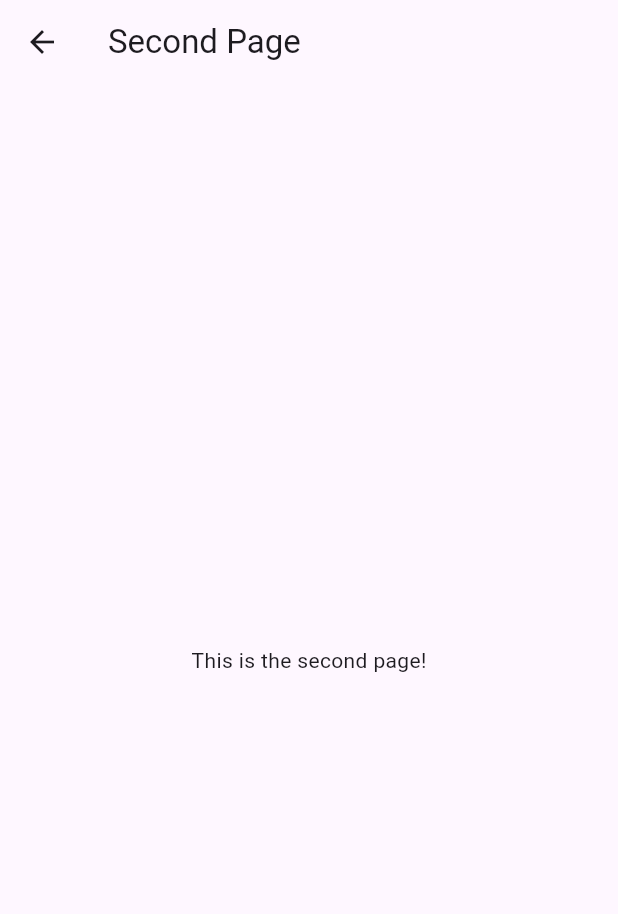
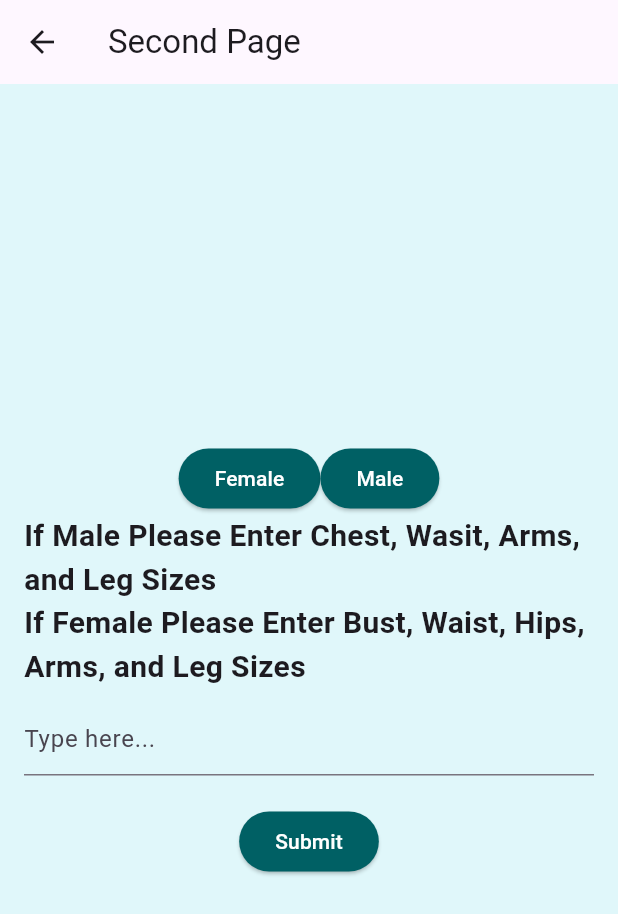
Before and after one commit to sipneat/winter-challenge-2023, a Flutter app: the screen it shows after launch, after a tap on "Continue", on a phone screen of 412 x 824 dp. Shown: the top 914 px of the screen. Run offline on Flutter 3.47's test engine with Material 3 defaults, Android fonts, the phone set to English and light mode, and no system bars; generated files the repository leaves out were written again; network calls fail.

Commit message:
second page info and color change

```diff
--- a/frontend/fashion_app/lib/main.dart
+++ b/frontend/fashion_app/lib/main.dart
@@ -12,7 +12,7 @@ class MyApp extends StatelessWidget {
   @override
   Widget build(BuildContext context) {
     return MaterialApp(
-      title: 'Cool UI Example',
+      title: 'Name of App',
       theme: ThemeData(
         primarySwatch: Colors.blue,
         visualDensity: VisualDensity.adaptivePlatformDensity,
@@ -27,20 +27,21 @@ class MyHomePage extends StatelessWidget {
   Widget build(BuildContext context) {
     return Scaffold(
       appBar: AppBar(
-        title: Text('Cool UI Example'),
+        title: Text('Name of App'),
       ),
+      backgroundColor: Colors.cyan.shade50,
       body: Center(
         child: Column(
           mainAxisAlignment: MainAxisAlignment.center,
           children: <Widget>[
             CircleAvatar(
-              radius: 50.0,
+              radius: 80.0,
               backgroundImage: NetworkImage(
-                'https://cdn.tophatch.com/media/filer_public_thumbnails/filer_public/9c/25/9c25bddc-005e-4c11-8926-9f28b1d10337/emilykeller_concepts1-colorsketches.jpg__992x992_q85_subsampling-2.jpg'),
+                'https://t4.ftcdn.net/jpg/01/41/72/83/360_F_141728316_rqGLy0W6NJ4KuG0s3bRsNFO5Ot6M6Kuo.jpg'),
             ),
             SizedBox(height: 20.0),
             Text(
-              'John Doe',
+              'User Name?',
               style: TextStyle(
                 fontSize: 24.0,
                 fontWeight: FontWeight.bold,
@@ -48,10 +49,10 @@ class MyHomePage extends StatelessWidget {
             ),
             SizedBox(height: 10.0),
             Text(
-              'Flutter Enthusiast',
+              'Other Stuff',
               style: TextStyle(
                 fontSize: 16.0,
-                color: Colors.grey,
+                color: Colors.cyan.shade900,
               ),
             ),
             SizedBox(height: 20.0),
@@ -62,7 +63,11 @@ class MyHomePage extends StatelessWidget {
                   MaterialPageRoute(builder: (context) => SecondPage()),
                 );
               },
-              child: Text('Continue'),
+              style: ElevatedButton.styleFrom(
+                primary: Colors.cyan.shade900,
+                onPrimary: Colors.white,
+              ),
+              child: Text('Continue', style: TextStyle(color: Colors.white)),
             ),
           ],
         ),
@@ -73,14 +78,79 @@ class MyHomePage extends StatelessWidget {
 
 // second page
 class SecondPage extends StatelessWidget {
+  final TextEditingController _textEditingController = TextEditingController();
+
   @override
   Widget build(BuildContext context) {
     return Scaffold(
       appBar: AppBar(
         title: Text('Second Page'),
       ),
-      body: Center(
-        child: Text('This is the second page!'),
+      backgroundColor: Colors.cyan.shade50,
+      body: Padding(
+        padding: const EdgeInsets.all(16.0),
+        child: Column(
+          mainAxisAlignment: MainAxisAlignment.center,
+          children: <Widget>[
+            Row(
+              mainAxisAlignment: MainAxisAlignment.center,
+              children: <Widget>[
+                ElevatedButton(
+                  onPressed: () {
+                    // Access the user input using _textEditingController.text
+                    String userInput = _textEditingController.text;
+                    print('User Input: $userInput');
+                  },
+                  style: ElevatedButton.styleFrom(
+                    primary: Colors.cyan.shade900,
+                    onPrimary: Colors.white,
+                  ),
+                  child: Text('Female', style: TextStyle(color: Colors.white)),
+                ),
+                ElevatedButton(
+                  onPressed: () {
+                // Access the user input using _textEditingController.text
+                    String userInput = _textEditingController.text;
+                    print('User Input: $userInput');
+                  },
+                  style: ElevatedButton.styleFrom(
+                    primary: Colors.cyan.shade900,
+                    onPrimary: Colors.white,
+                  ),
+                  child: Text('Male', style: TextStyle(color: Colors.white)),
+                ),
+              ],
+            ),
+            Text(
+              '''If Male Please Enter Chest, Wasit, Arms, and Leg Sizes
+If Female Please Enter Bust, Waist, Hips, Arms, and Leg Sizes''',
+              style: TextStyle(
+                fontSize: 20.0,
+                fontWeight: FontWeight.bold,
+              ),
+            ),
+            SizedBox(height: 10.0),
+            TextField(
+              controller: _textEditingController,
+              decoration: InputDecoration(
+                hintText: 'Type here...',
+              ),
+            ),
+            SizedBox(height: 20.0),
+            ElevatedButton(
+              onPressed: () {
+                // Access the user input using _textEditingController.text
+                String userInput = _textEditingController.text;
+                print('User Input: $userInput');
+              },
+              style: ElevatedButton.styleFrom(
+                primary: Colors.cyan.shade900,
+                onPrimary: Colors.white,
+              ),
+              child: Text('Submit', style: TextStyle(color: Colors.white)),
+            ),
+          ],
+        ),
       ),
     );
   }
```
